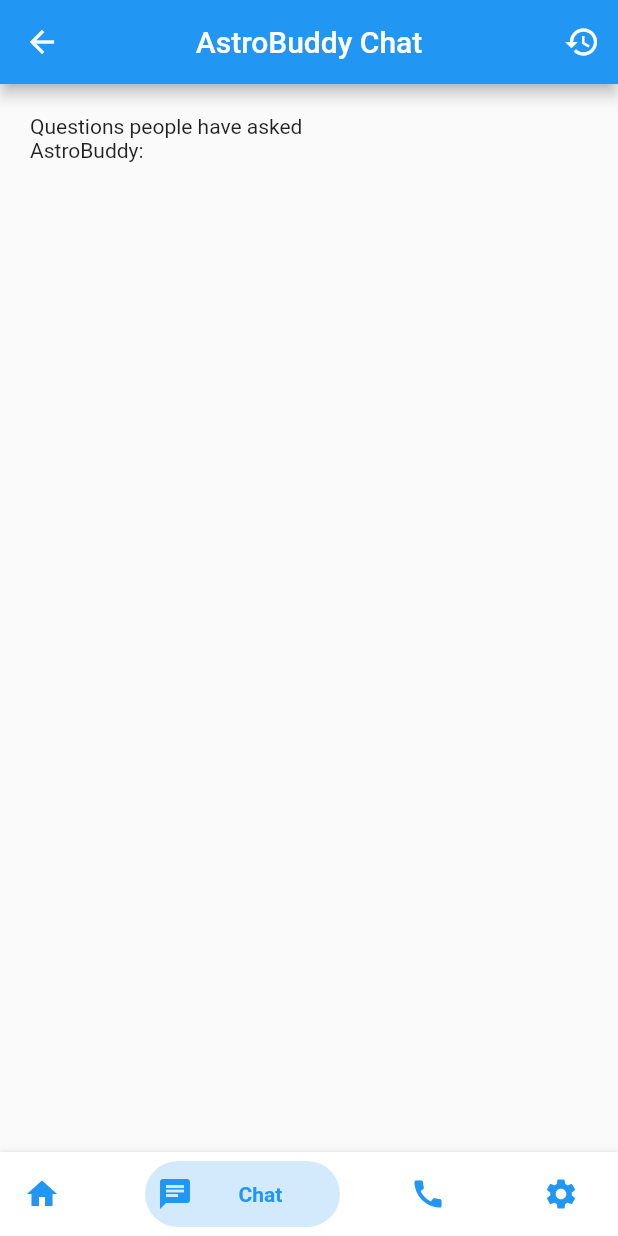
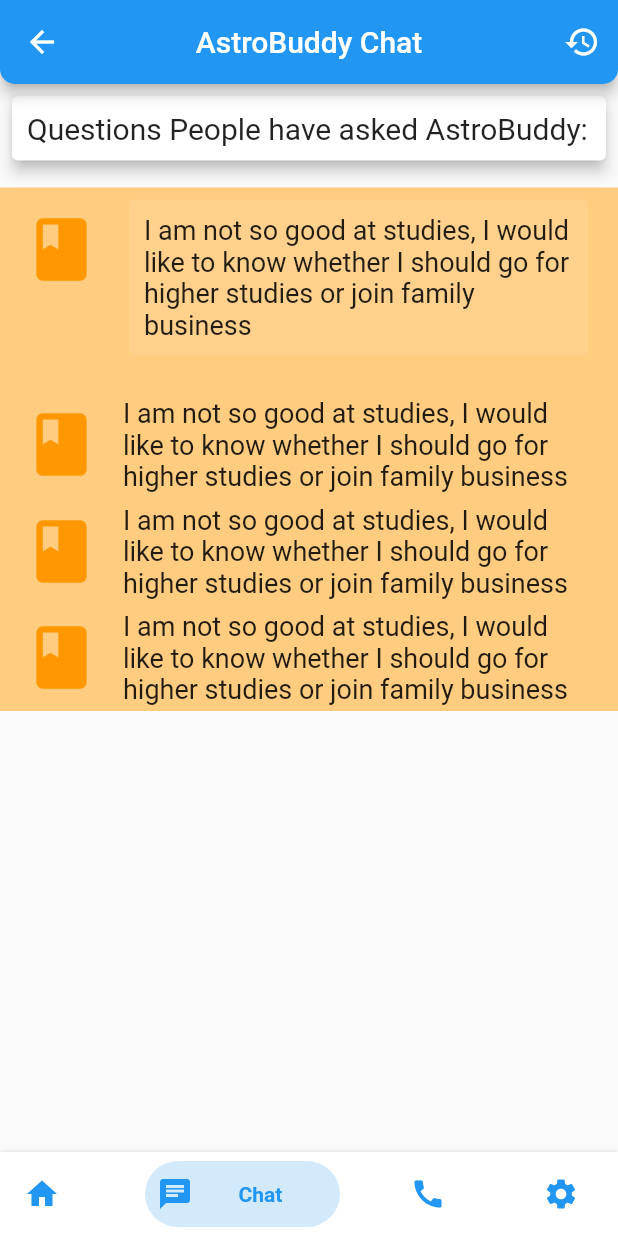
Before and after one commit to Deathstar427/AstroBuddy, a Flutter app: the screen it shows after launch, item 2 of the bottom bar chosen, on a phone screen of 412 x 824 dp. Run offline on Flutter 3.47's test engine with Material 2 defaults, Android fonts, the phone set to English and light mode, and no system bars; drawn by our look-alikes of bottom_navy_bar.

Commit message:
Add features in chat section

```diff
--- a/lib/call.dart
+++ b/lib/call.dart
@@ -1,15 +1,25 @@
 import 'package:flutter/material.dart';
 
-class CallPage extends StatelessWidget{
+class CallPage extends StatelessWidget {
   @override
-  Widget build(BuildContext context)=>Scaffold(
-    appBar: AppBar(leading: Icon(Icons.arrow_back),
-    title: Text("Talk to AstroBuddy"),
-    centerTitle: true,
-    actions: [
-      IconButton(onPressed: (){}, icon: Icon(Icons.history),)
-    ],
-    ),
-    body: Text("Call"),);
-
+  Widget build(BuildContext context) {
+    return Scaffold(
+      appBar: AppBar(
+        shape: RoundedRectangleBorder(
+            borderRadius: BorderRadius.vertical(
+          bottom: Radius.circular(10),
+        )),
+        leading: Icon(Icons.arrow_back),
+        title: Text("Talk to AstroBuddy"),
+        centerTitle: true,
+        actions: [
+          IconButton(
+            onPressed: () {},
+            icon: Icon(Icons.history),
+          )
+        ],
+      ),
+      body: Text("Call"),
+    );
+  }
 }
--- a/lib/chat.dart
+++ b/lib/chat.dart
@@ -1,16 +1,94 @@
 import 'package:flutter/material.dart';
 
-class ChatPage extends StatelessWidget{
+class ChatPage extends StatelessWidget {
   @override
-  Widget build(BuildContext context)=>Scaffold(
-    appBar: AppBar(leading: Icon(Icons.arrow_back),
-    title: Text("AstroBuddy Chat"),
-    centerTitle: true,
-    actions: [
-      IconButton(onPressed: (){}, icon: Icon(Icons.history),)
-    ],
-    ),
-    body:Row(children: [Container(child: Text("Questions people have asked \nAstroBuddy:"),margin:EdgeInsets.all(20),)],)
-    );
+  Widget build(BuildContext context) {
+    var screensize = MediaQuery.of(context).size;
+    return Scaffold(
+        appBar: AppBar(
+          shape: RoundedRectangleBorder(
+              borderRadius: BorderRadius.vertical(
+            bottom: Radius.circular(10),
+          )),
+          leading: Icon(Icons.arrow_back),
+          title: Text("AstroBuddy Chat"),
+          centerTitle: true,
+          actions: [
+            IconButton(
+              onPressed: () {},
+              icon: Icon(Icons.history),
+            )
+          ],
+        ),
+        body: Column(children: [
+          Container(
 
+              //
+              width: screensize.width,
+              child: Card(
+                  margin: EdgeInsets.all(8),
+                  elevation: 4.0,
+                  child: Padding(
+                    padding: EdgeInsets.all(10),
+                    child: Text("Questions People have asked AstroBuddy:",
+                        style: TextStyle(
+                          fontSize: 20,
+                        )),
+                  ))),
+          Container(
+              color: Colors.orange[200],
+              margin: EdgeInsets.only(top: 10),
+              child: ListView(shrinkWrap: true, children: [
+                ListTile(
+                    leading: Icon(
+                      Icons.book,
+                      color: Colors.orange,
+                      size: 50,
+                    ),
+                    title: Card(
+                        color: Colors.white.withOpacity(0.1),
+                        elevation: 0.0,
+                        child: Padding(
+                          padding: EdgeInsets.all(10),
+                          child: Text(
+                              "I am not so good at studies, I would like to know whether I should go for higher studies or join family business",
+                              style: TextStyle(fontSize: 18)),
+                        ))),
+                Divider(
+                  thickness: 0,
+                  color: Colors.transparent,
+                ),
+                ListTile(
+                  leading: Icon(
+                    Icons.book,
+                    color: Colors.orange,
+                    size: 50,
+                  ),
+                  title: Text(
+                      "I am not so good at studies, I would like to know whether I should go for higher studies or join family business",
+                      style: TextStyle(fontSize: 18)),
+                ),
+                ListTile(
+                  leading: Icon(
+                    Icons.book,
+                    color: Colors.orange,
+                    size: 50,
+                  ),
+                  title: Text(
+                      "I am not so good at studies, I would like to know whether I should go for higher studies or join family business",
+                      style: TextStyle(fontSize: 18)),
+                ),
+                ListTile(
+                  leading: Icon(
+                    Icons.book,
+                    color: Colors.orange,
+                    size: 50,
+                  ),
+                  title: Text(
+                      "I am not so good at studies, I would like to know whether I should go for higher studies or join family business",
+                      style: TextStyle(fontSize: 18)),
+                )
+              ]))
+        ]));
+  }
 }
--- a/lib/home1.dart
+++ b/lib/home1.dart
@@ -182,6 +182,7 @@ Widget _gridView() {
   List<String> items = ["1", "2", "3", "4", "5", "6"];
   return GridView.builder(
     itemCount: items.length,
+    physics: const NeverScrollableScrollPhysics(),
     gridDelegate: SliverGridDelegateWithFixedCrossAxisCount(crossAxisCount: 2),
     itemBuilder: (context, index) => Card(
       margin: EdgeInsets.all(30.0),
```
